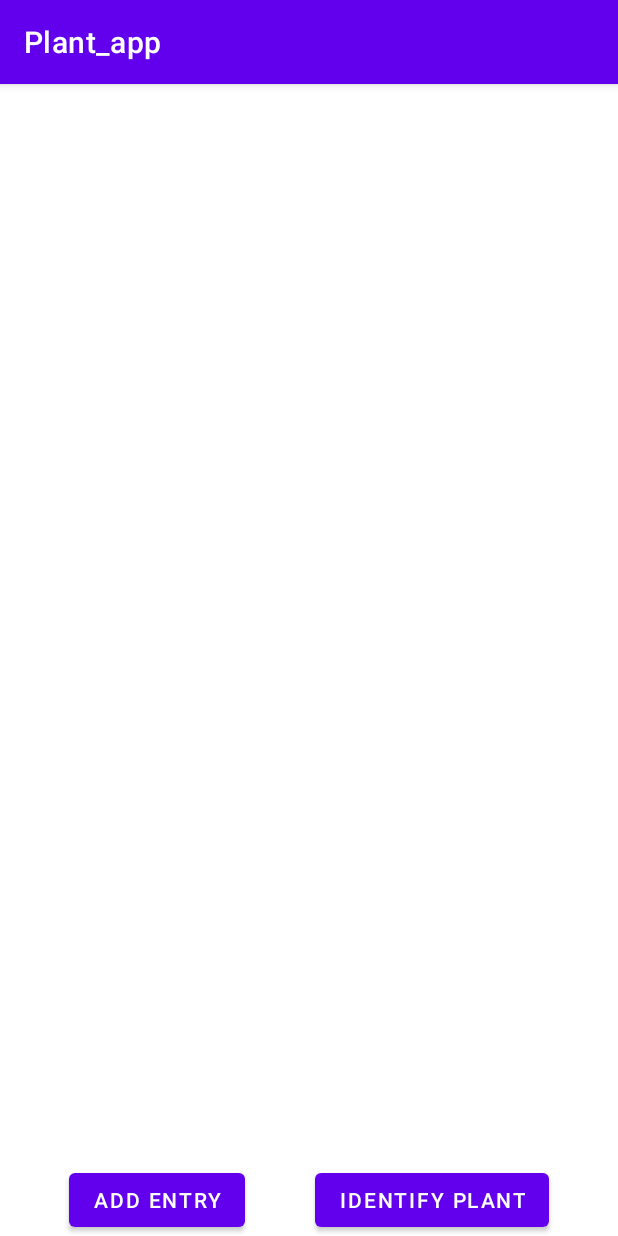
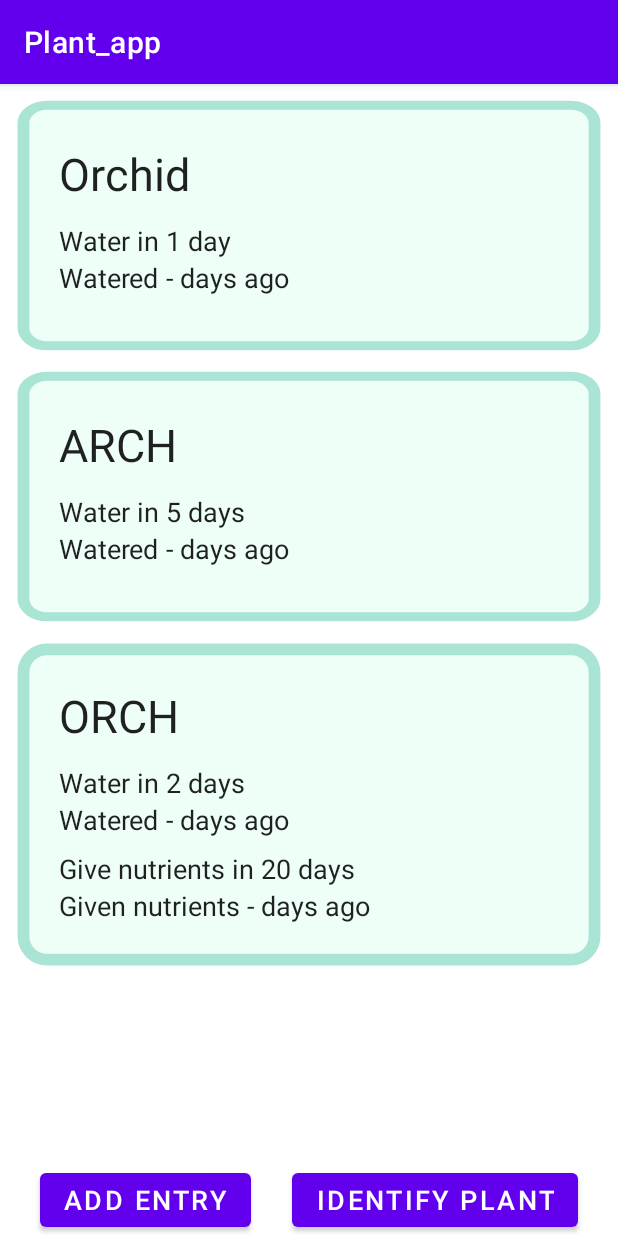
Before and after one commit to t3ss-acode/Plant-app, an Android app: the screen it shows after launch (MainActivity), on a phone screen of 412 x 824 dp. Run offline under Robolectric (Android 15) with nearby library versions, the phone set to English and light mode, and no system bars.

Commit message:
RecycleView implemented

```diff
--- a/app/src/main/java/com/example/plant_app/AddPlantActivity.java
+++ b/app/src/main/java/com/example/plant_app/AddPlantActivity.java
@@ -2,9 +2,7 @@ package com.example.plant_app;
 
 import androidx.appcompat.app.AppCompatActivity;
 
-import android.content.Intent;
 import android.os.Bundle;
-import android.util.Log;
 import android.view.View;
 import android.widget.EditText;
 import android.widget.Toast;
@@ -38,7 +36,7 @@ public class AddPlantActivity extends AppCompatActivity {
         plantList = PlantList.getInstance();
 
         mNameEditText = (EditText) findViewById(R.id.nameEditText);
-        mNumberEditText = (EditText) findViewById(R.id.numberEditText);
+        mNumberEditText = (EditText) findViewById(R.id.waterNumberEditText);
     }
 
 
@@ -53,7 +51,7 @@ public class AddPlantActivity extends AppCompatActivity {
             return;
         }
 
-        // Check that the nuumber can be parsed to an integer and is a positive number
+        // Check that the number can be parsed to an integer and is a positive number
         int number;
         try{
             number = Integer.valueOf(numberStr);
@@ -69,14 +67,16 @@ public class AddPlantActivity extends AppCompatActivity {
 
         try{
             plantList.add(new Plant(name, number));
-
-            String m = "add: " + plantList.toString();
-            Log.d(ADD_PLANT_LOG_TAG, m);
-
         }catch(Exception e) {
             toast(ERROR_ADDING_PLANT);
             return;
         }
+
+        // Empty text and go back to main
+        mNameEditText.setText("");
+        mNumberEditText.setText("");
+
+        finish();
     }
 
 
--- a/app/src/main/java/com/example/plant_app/MainActivity.java
+++ b/app/src/main/java/com/example/plant_app/MainActivity.java
@@ -1,6 +1,8 @@
 package com.example.plant_app;
 
 import androidx.appcompat.app.AppCompatActivity;
+import androidx.recyclerview.widget.LinearLayoutManager;
+import androidx.recyclerview.widget.RecyclerView;
 
 import android.content.ActivityNotFoundException;
 import android.content.Intent;
@@ -27,6 +29,7 @@ public class MainActivity extends AppCompatActivity {
     private List<Plant> plantList;
 
     // ui
+    private PlantAdapter mPlantAdapter;
 
 
     @Override
@@ -35,11 +38,25 @@ public class MainActivity extends AppCompatActivity {
         setContentView(R.layout.activity_main);
 
         plantList = PlantList.getInstance();
+
+        plantList.add(new Plant("Orchid", 1));
+        plantList.add(new Plant("ARCH", 5));
+        plantList.add(new Plant("ORCH", 2, 20));
+
+
+        RecyclerView recyclerView = findViewById(R.id.recycler_view);
+        LinearLayoutManager layoutManager = new LinearLayoutManager(this);
+        recyclerView.setLayoutManager(layoutManager);
+        // specify an adapter
+        mPlantAdapter = new PlantAdapter();
+        recyclerView.setAdapter(mPlantAdapter);
     }
 
     @Override
     protected void onResume() {
         super.onResume();
+
+        mPlantAdapter.notifyDataSetChanged();
 
         String m = "main: " + plantList.toString();
         Log.d(MAIN_LOG_TAG, m);
--- /dev/null
+++ b/app/src/main/java/com/example/plant_app/PlantAdapter.java
@@ -0,0 +1,99 @@
+package com.example.plant_app;
+
+import android.view.LayoutInflater;
+import android.view.View;
+import android.view.ViewGroup;
+import android.widget.TextView;
+
+import androidx.annotation.NonNull;
+import androidx.recyclerview.widget.RecyclerView;
+
+import com.example.plant_app.model.Plant;
+import com.example.plant_app.model.PlantList;
+
+import java.util.List;
+
+public class PlantAdapter extends RecyclerView.Adapter<PlantAdapter.ViewHolder> {
+
+    private String SINGLE_DAY_IN = " day";
+    private String MORE_DAYS_IN = " days";
+    private String SINGLE_DAY_AGO = " day ago";
+    private String MORE_DAYS_AGO = " days ago";
+
+    private List<Plant> plants = PlantList.getInstance();
+
+
+    public static class ViewHolder extends RecyclerView.ViewHolder {
+        public TextView nameTextView;
+        public TextView waterInXDaysTextView;
+        public TextView wateredXDaysAgoTextView;
+
+        public TextView nutrientsInXDaysTextView;
+        public TextView nutrientsXDaysAgoTextView;
+        public TextView nutrientsInTextView;
+        public TextView nutrientsAgoTextView;
+
+        public ViewHolder(View v) {
+            super(v);
+        }
+    }
+
+
+    @NonNull
+    @Override
+    public PlantAdapter.ViewHolder onCreateViewHolder(@NonNull ViewGroup parent, int viewType) {
+        View itemView = (View) LayoutInflater.from(parent.getContext()).inflate(R.layout.plant_item, parent, false);
+        final ViewHolder vh = new ViewHolder(itemView);
+
+        vh.nameTextView = itemView.findViewById(R.id.plant_name_text);
+        vh.waterInXDaysTextView = itemView.findViewById(R.id.water_in_x_days_text);
+        vh.wateredXDaysAgoTextView = itemView.findViewById(R.id.watered_x_days_ago_text);
+
+        vh.nutrientsInXDaysTextView = itemView.findViewById(R.id.nutrients_in_x_days_text);
+        vh.nutrientsXDaysAgoTextView = itemView.findViewById(R.id.nutrients_x_days_ago_text);
+        vh.nutrientsInTextView = itemView.findViewById(R.id.nutrients_in_text);
+        vh.nutrientsAgoTextView = itemView.findViewById(R.id.given_nutrients_text);
+
+        return vh;
+    }
+
+
+    @Override
+    public void onBindViewHolder(@NonNull ViewHolder vh, int position) {
+        Plant plant = plants.get(position);
+
+        //set the plant data for every view item
+        vh.nameTextView.setText(plant.getName());
+        vh.waterInXDaysTextView.setText(checkIfSingleDayIn(plant.getWaterReminder()));
+        vh.wateredXDaysAgoTextView.setText(checkIfSingleDayAgo(plant.getLastWatered()));
+        if(plant.getNutrientsReminder() != -1) {
+            vh.nutrientsInTextView.setVisibility(View.VISIBLE);
+            vh.nutrientsInXDaysTextView.setVisibility(View.VISIBLE);
+            vh.nutrientsInXDaysTextView.setText(checkIfSingleDayIn(plant.getNutrientsReminder()));
+            vh.nutrientsAgoTextView.setVisibility(View.VISIBLE);
+            vh.nutrientsXDaysAgoTextView.setVisibility(View.VISIBLE);
+            vh.nutrientsXDaysAgoTextView.setText(checkIfSingleDayAgo(plant.getLastNutrients()));
+        }
+    }
+
+    private String checkIfSingleDayIn(int days) {
+        if(days > 1) {
+            return " " + days + MORE_DAYS_IN;
+        }
+        return " " + days + SINGLE_DAY_IN;
+    }
+
+    private String checkIfSingleDayAgo(int days) {
+        if(days == -1)
+            return " -" + MORE_DAYS_AGO;
+        if(days > 1)
+            return " " + days + MORE_DAYS_AGO;
+        return " " + days + SINGLE_DAY_AGO;
+    }
+
+
+    @Override
+    public int getItemCount() {
+        return plants.size();
+    }
+}
--- a/app/src/main/java/com/example/plant_app/model/Plant.java
+++ b/app/src/main/java/com/example/plant_app/model/Plant.java
@@ -4,9 +4,9 @@ public class Plant {
 
     private String name;
     private int waterReminder;
-    private int lastWatered;
-    private int nutrientsReminder;
-    private int lastNutrients;
+    private int lastWatered = -1;
+    private int nutrientsReminder = -1;
+    private int lastNutrients = -1;
 
 
     public Plant(String name, int waterReminder) {
--- /dev/null
+++ b/app/src/main/res/drawable/ic_bakgrund.xml
@@ -0,0 +1,14 @@
+<vector xmlns:android="http://schemas.android.com/apk/res/android"
+    android:width="240dp"
+    android:height="135.12dp"
+    android:viewportWidth="240"
+    android:viewportHeight="135.12">
+  <path
+      android:pathData="M13.407,3.84L226.593,3.84A9.567,9.567 0,0 1,236.16 13.407L236.16,121.713A9.567,9.567 0,0 1,226.593 131.28L13.407,131.28A9.567,9.567 0,0 1,3.84 121.713L3.84,13.407A9.567,9.567 0,0 1,13.407 3.84z"
+      android:strokeLineJoin="bevel"
+      android:strokeWidth="4.8"
+      android:fillColor="#eefff8"
+      android:fillType="evenOdd"
+      android:strokeColor="#a9e4d4"
+      android:strokeLineCap="square"/>
+</vector>
--- /dev/null
+++ b/app/src/main/res/drawable/ic_baseline_crop_square_24.xml
@@ -0,0 +1,5 @@
+<vector android:height="24dp" android:tint="#19E3CE"
+    android:viewportHeight="24" android:viewportWidth="24"
+    android:width="24dp" xmlns:android="http://schemas.android.com/apk/res/android">
+    <path android:fillColor="@android:color/white" android:pathData="M18,4L6,4c-1.1,0 -2,0.9 -2,2v12c0,1.1 0.9,2 2,2h12c1.1,0 2,-0.9 2,-2L20,6c0,-1.1 -0.9,-2 -2,-2zM18,18L6,18L6,6h12v12z"/>
+</vector>
--- a/app/src/main/res/layout/activity_add_plant.xml
+++ b/app/src/main/res/layout/activity_add_plant.xml
@@ -28,6 +28,7 @@
         android:ems="10"
         android:inputType="textPersonName"
         android:textSize="24sp"
+        android:hint="ex. Orchid"
         app:layout_constraintStart_toStartOf="parent"
         app:layout_constraintTop_toBottomOf="@+id/nameTextView" />
 
@@ -45,7 +46,7 @@
         app:layout_constraintTop_toBottomOf="@+id/nameEditText" />
 
     <EditText
-        android:id="@+id/numberEditText"
+        android:id="@+id/waterNumberEditText"
         android:layout_width="100dp"
         android:layout_height="wrap_content"
         android:layout_marginStart="8dp"
@@ -54,6 +55,7 @@
         android:ems="10"
         android:gravity="center"
         android:inputType="number"
+        android:hint="ex. 3"
         android:textSize="24sp"
         app:layout_constraintStart_toEndOf="@+id/waterTextView"
         app:layout_constraintTop_toBottomOf="@+id/nameEditText" />
@@ -67,7 +69,7 @@
         android:layout_marginTop="70dp"
         android:text="days"
         android:textSize="30sp"
-        app:layout_constraintStart_toEndOf="@+id/numberEditText"
+        app:layout_constraintStart_toEndOf="@+id/waterNumberEditText"
         app:layout_constraintTop_toBottomOf="@+id/nameEditText" />
 
 
@@ -81,4 +83,50 @@
         app:layout_constraintEnd_toEndOf="parent"
         app:layout_constraintStart_toStartOf="parent" />
 
+    <TextView
+        android:id="@+id/nutrientsTextView"
+        android:layout_width="wrap_content"
+        android:layout_height="wrap_content"
+        android:layout_marginStart="32dp"
+        android:layout_marginLeft="32dp"
+        android:text="Give nutrients every"
+        android:textSize="30sp"
+        app:layout_constraintStart_toStartOf="parent"
+        app:layout_constraintTop_toBottomOf="@+id/textView6" />
+
+    <EditText
+        android:id="@+id/nutrientsNumberEditText"
+        android:layout_width="100dp"
+        android:layout_height="wrap_content"
+        android:layout_marginStart="32dp"
+        android:layout_marginLeft="32dp"
+        android:ems="10"
+        android:hint="ex. 10"
+        android:inputType="number"
+        android:textSize="24sp"
+        app:layout_constraintStart_toStartOf="parent"
+        app:layout_constraintTop_toBottomOf="@+id/nutrientsTextView" />
+
+    <TextView
+        android:id="@+id/nutrientsTextView2"
+        android:layout_width="wrap_content"
+        android:layout_height="wrap_content"
+        android:text="days"
+        android:textSize="30sp"
+        app:layout_constraintStart_toEndOf="@+id/nutrientsNumberEditText"
+        app:layout_constraintTop_toBottomOf="@+id/nutrientsTextView" />
+
+    <TextView
+        android:id="@+id/textView6"
+        android:layout_width="wrap_content"
+        android:layout_height="wrap_content"
+        android:layout_marginStart="32dp"
+        android:layout_marginLeft="32dp"
+        android:layout_marginTop="80dp"
+        android:text="optional"
+        android:textColor="#969696"
+        android:textSize="18sp"
+        app:layout_constraintStart_toStartOf="parent"
+        app:layout_constraintTop_toBottomOf="@+id/waterTextView" />
+
 </androidx.constraintlayout.widget.ConstraintLayout>
--- a/app/src/main/res/layout/activity_main.xml
+++ b/app/src/main/res/layout/activity_main.xml
@@ -6,12 +6,24 @@
     android:layout_height="match_parent"
     tools:context=".MainActivity">
 
+
+    <androidx.recyclerview.widget.RecyclerView
+        android:id="@+id/recycler_view"
+        android:layout_width="match_parent"
+        android:layout_height="0dp"
+        android:layout_margin="4dp"
+        app:layout_constraintBottom_toTopOf="@+id/addPlantButton"
+        app:layout_constraintTop_toTopOf="parent"
+        tools:layout_editor_absoluteX="4dp" />
+
+
     <Button
         android:id="@+id/addPlantButton"
         android:layout_width="wrap_content"
         android:layout_height="wrap_content"
         android:onClick="toAddPlant"
-        android:text="Add entry"
+        android:text="@string/main_add_entry_button"
+        android:textSize="18sp"
         app:layout_constraintBottom_toBottomOf="parent"
         app:layout_constraintEnd_toStartOf="@+id/idPlantButton"
         app:layout_constraintHorizontal_bias="0.5"
@@ -22,7 +34,8 @@
         android:layout_width="wrap_content"
         android:layout_height="wrap_content"
         android:onClick="toIdentifyPlant"
-        android:text="Identify plant"
+        android:text="@string/main_identify_plant_button"
+        android:textSize="18sp"
         app:layout_constraintBottom_toBottomOf="parent"
         app:layout_constraintEnd_toEndOf="parent"
         app:layout_constraintHorizontal_bias="0.5"
--- /dev/null
+++ b/app/src/main/res/layout/plant_item.xml
@@ -0,0 +1,142 @@
+<?xml version="1.0" encoding="utf-8"?>
+<LinearLayout xmlns:android="http://schemas.android.com/apk/res/android"
+    xmlns:app="http://schemas.android.com/apk/res-auto"
+    xmlns:tools="http://schemas.android.com/tools"
+    android:layout_width="match_parent"
+    android:layout_height="wrap_content"
+    android:layout_margin="5dp"
+    android:orientation="vertical"
+    android:paddingTop="30dp"
+    android:paddingLeft="30dp"
+    android:paddingBottom="30dp"
+    android:background="@drawable/ic_bakgrund">
+
+    <TextView
+        android:id="@+id/plant_name_text"
+        android:layout_width="match_parent"
+        android:layout_height="wrap_content"
+        android:paddingBottom="12dp"
+        android:text="@string/plant_name_item"
+        android:textAppearance="@android:style/TextAppearance.Medium"
+        android:textSize="30sp" />
+
+
+
+    <androidx.constraintlayout.widget.ConstraintLayout
+        android:layout_width="match_parent"
+        android:layout_height="match_parent">
+
+        <TextView
+            android:id="@+id/water_in_text"
+            android:layout_width="wrap_content"
+            android:layout_height="wrap_content"
+            android:text="@string/water_in_item"
+            android:textAppearance="@android:style/TextAppearance.Medium"
+            app:layout_constraintStart_toStartOf="parent"
+            app:layout_constraintTop_toTopOf="parent" />
+
+        <TextView
+            android:id="@+id/water_in_x_days_text"
+            android:layout_width="wrap_content"
+            android:layout_height="wrap_content"
+            android:text="@string/water_in_x_days_item"
+            android:textAppearance="@android:style/TextAppearance.Medium"
+            app:layout_constraintBottom_toBottomOf="parent"
+            app:layout_constraintStart_toEndOf="@+id/water_in_text"
+            app:layout_constraintTop_toTopOf="parent"
+            app:layout_constraintVertical_bias="0.0" />
+    </androidx.constraintlayout.widget.ConstraintLayout>
+
+    <androidx.constraintlayout.widget.ConstraintLayout
+        android:layout_width="match_parent"
+        android:layout_height="match_parent"
+        app:layout_constraintEnd_toEndOf="parent"
+        app:layout_constraintStart_toStartOf="parent"
+        app:layout_constraintTop_toTopOf="parent">
+
+        <TextView
+            android:id="@+id/watered_text"
+            android:layout_width="wrap_content"
+            android:layout_height="wrap_content"
+            android:text="@string/watered_item"
+            android:textAppearance="@android:style/TextAppearance.Medium"
+            app:layout_constraintStart_toStartOf="parent"
+            app:layout_constraintTop_toTopOf="parent" />
+
+        <TextView
+            android:id="@+id/watered_x_days_ago_text"
+            android:layout_width="wrap_content"
+            android:layout_height="wrap_content"
+            android:text="@string/watered_x_days_ago_item"
+            android:textAppearance="@android:style/TextAppearance.Medium"
+            app:layout_constraintBottom_toBottomOf="parent"
+            app:layout_constraintStart_toEndOf="@+id/watered_text"
+            app:layout_constraintTop_toTopOf="parent"
+            app:layout_constraintVertical_bias="0.0" />
+    </androidx.constraintlayout.widget.ConstraintLayout>
+
+
+
+    <androidx.constraintlayout.widget.ConstraintLayout
+        android:layout_width="match_parent"
+        android:layout_height="match_parent"
+        android:paddingTop="8dp"
+        app:layout_constraintEnd_toEndOf="parent"
+        app:layout_constraintStart_toStartOf="parent"
+        app:layout_constraintTop_toTopOf="parent">
+
+        <TextView
+            android:id="@+id/nutrients_in_text"
+            android:layout_width="wrap_content"
+            android:layout_height="wrap_content"
+            android:text="@string/give_nutrients_in_item"
+            android:textAppearance="@android:style/TextAppearance.Medium"
+            android:visibility="gone"
+            app:layout_constraintStart_toStartOf="parent"
+            app:layout_constraintTop_toTopOf="parent" />
+
+        <TextView
+            android:id="@+id/nutrients_in_x_days_text"
+            android:layout_width="wrap_content"
+            android:layout_height="wrap_content"
+            android:text="@string/nutrients_in_x_days_item"
+            android:textAppearance="@android:style/TextAppearance.Medium"
+            android:visibility="gone"
+            app:layout_constraintBottom_toBottomOf="parent"
+            app:layout_constraintStart_toEndOf="@+id/nutrients_in_text"
+            app:layout_constraintTop_toTopOf="parent"
+            app:layout_constraintVertical_bias="0.0" />
+    </androidx.constraintlayout.widget.ConstraintLayout>
+
+
+
+    <androidx.constraintlayout.widget.ConstraintLayout
+        android:layout_width="match_parent"
+        android:layout_height="match_parent"
+        app:layout_constraintEnd_toEndOf="parent"
+        app:layout_constraintStart_toStartOf="parent"
+        app:layout_constraintTop_toTopOf="parent">
+
+        <TextView
+            android:id="@+id/given_nutrients_text"
+            android:layout_width="wrap_content"
+            android:layout_height="wrap_content"
+            android:text="@string/given_nutrients_item"
+            android:textAppearance="@android:style/TextAppearance.Medium"
+            android:visibility="gone"
+            app:layout_constraintStart_toStartOf="parent"
+            app:layout_constraintTop_toTopOf="parent" />
+
+        <TextView
+            android:id="@+id/nutrients_x_days_ago_text"
+            android:layout_width="wrap_content"
+            android:layout_height="wrap_content"
+            android:text="@string/nutrients_x_days_ago_item"
+            android:textAppearance="@android:style/TextAppearance.Medium"
+            android:visibility="gone"
+            app:layout_constraintBottom_toBottomOf="parent"
+            app:layout_constraintStart_toEndOf="@+id/given_nutrients_text"
+            app:layout_constraintTop_toTopOf="parent"
+            app:layout_constraintVertical_bias="0.0" />
+    </androidx.constraintlayout.widget.ConstraintLayout>
+</LinearLayout>
--- a/app/src/main/res/values/strings.xml
+++ b/app/src/main/res/values/strings.xml
@@ -1,6 +1,20 @@
 <resources>
     <string name="app_name">Plant_app</string>
     <string name="id_plant_activity_name">Identity Plant Activity</string>
+
     <string name="plantId_tutorial_text">Take a picture of your plant
         and we will try and identify what plant it is</string>
+
+    <string name="main_add_entry_button">Add entry</string>
+    <string name="main_identify_plant_button">Identify plant</string>
+
+    <string name="plant_name_item">Plant name</string>
+    <string name="water_in_item">Water in</string>
+    <string name="water_in_x_days_item">x days</string>
+    <string name="watered_item">Watered</string>
+    <string name="watered_x_days_ago_item">x days ago</string>
+    <string name="give_nutrients_in_item">Give nutrients in</string>
+    <string name="nutrients_in_x_days_item">x days</string>
+    <string name="given_nutrients_item">Given nutrients</string>
+    <string name="nutrients_x_days_ago_item">x days ago</string>
 </resources>
```
